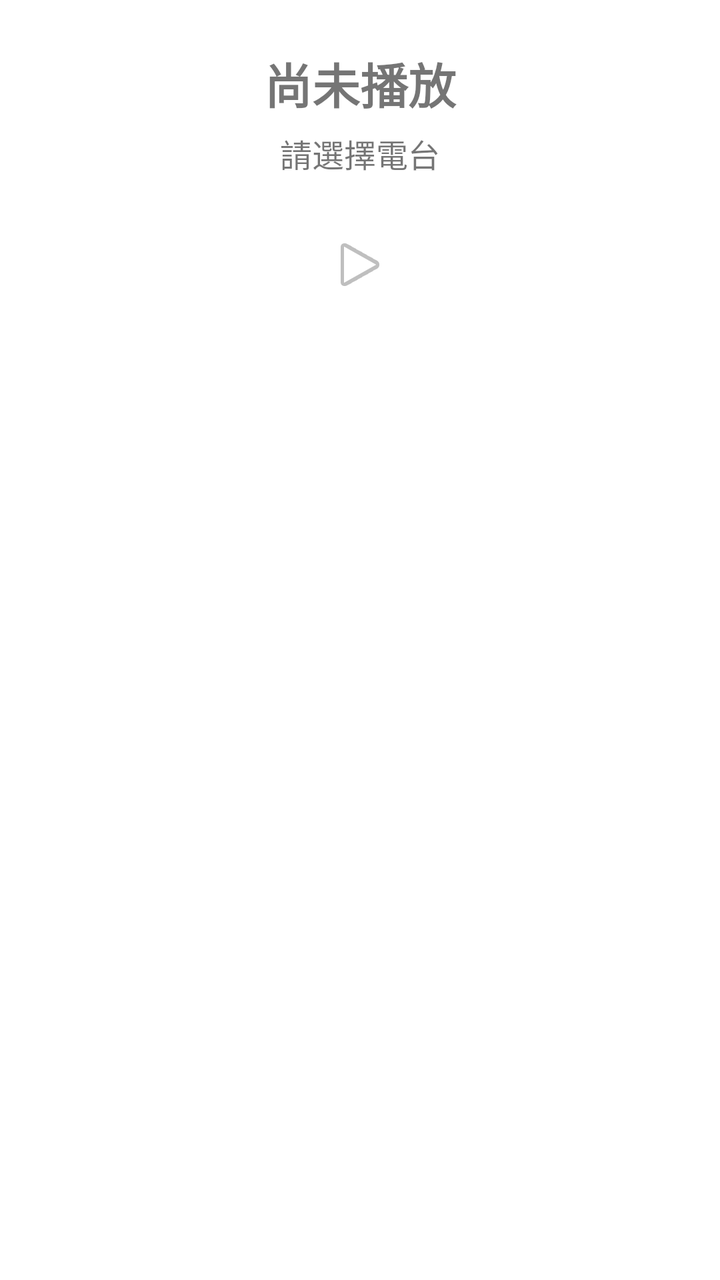
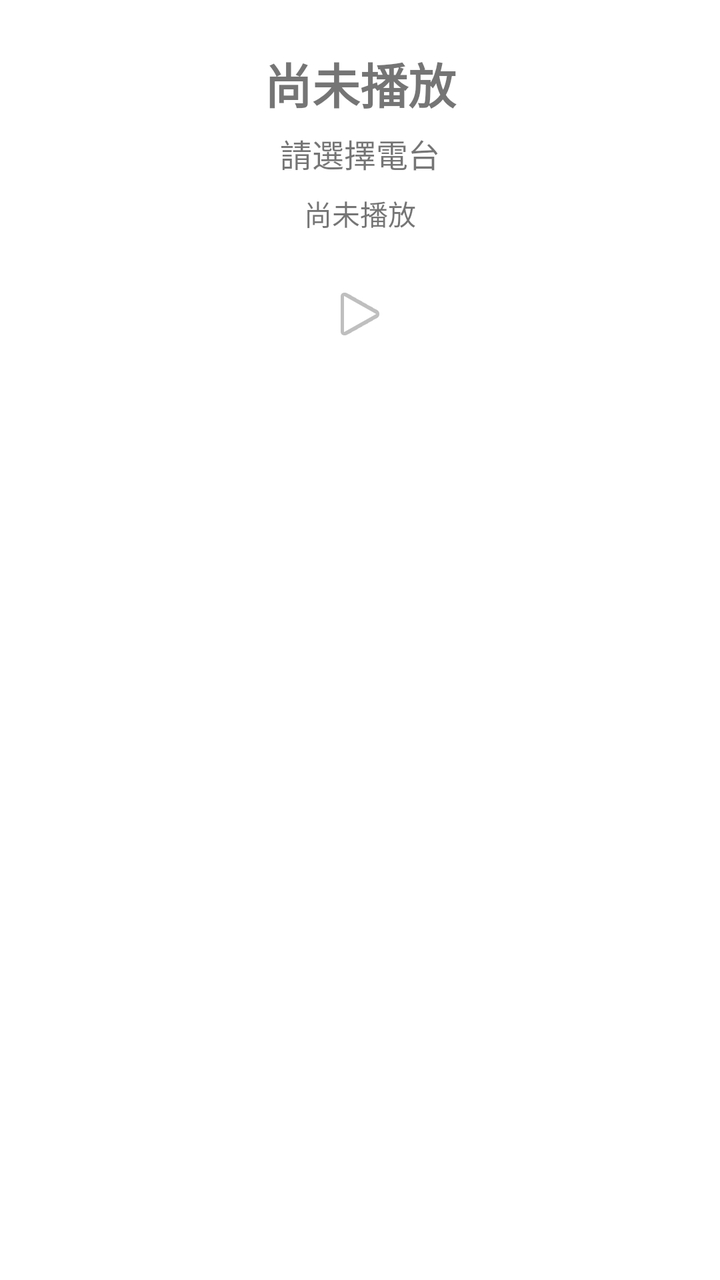

Screens rendered from an Android XML layout before and after an edit, with the pre-edit source and the edit as a unified diff.
<!-- AndroidManifest.xml: application theme Theme.HzPodcast -->
<!-- res/layout/fragment_radio.xml -->
<?xml version="1.0" encoding="utf-8"?>
<androidx.constraintlayout.widget.ConstraintLayout
    xmlns:android="http://schemas.android.com/apk/res/android"
    xmlns:app="http://schemas.android.com/apk/res-auto"
    android:layout_width="match_parent"
    android:layout_height="match_parent"
    android:background="?android:attr/colorBackground">

    

    <TextView
        android:id="@+id/tv_station"
        android:layout_width="0dp"
        android:layout_height="wrap_content"
        android:layout_marginStart="24dp"
        android:layout_marginTop="24dp"
        android:layout_marginEnd="24dp"
        android:gravity="center"
        android:text="尚未播放"
        android:textSize="24sp"
        android:textStyle="bold"
        app:layout_constraintEnd_toEndOf="parent"
        app:layout_constraintStart_toStartOf="parent"
        app:layout_constraintTop_toTopOf="parent" />

    <TextView
        android:id="@+id/tv_frequency"
        android:layout_width="0dp"
        android:layout_height="wrap_content"
        android:layout_marginTop="6dp"
        android:gravity="center"
        android:text="請選擇電台"
        android:textSize="16sp"
        app:layout_constraintEnd_toEndOf="@id/tv_station"
        app:layout_constraintStart_toStartOf="@id/tv_station"
        app:layout_constraintTop_toBottomOf="@id/tv_station" />

    

    <ImageButton
        android:id="@+id/btn_play"
        android:layout_width="64dp"
        android:layout_height="64dp"
        android:layout_marginTop="12dp"
        android:background="?attr/selectableItemBackgroundBorderless"
        android:contentDescription="播放"
        android:src="@android:drawable/ic_media_play"
        app:layout_constraintEnd_toEndOf="parent"
        app:layout_constraintStart_toStartOf="parent"
        app:layout_constraintTop_toBottomOf="@id/tv_frequency" />

    

    <androidx.recyclerview.widget.RecyclerView
        android:id="@+id/recycler_radio"
        android:layout_width="0dp"
        android:layout_height="0dp"
        android:layout_marginTop="12dp"
        android:clipToPadding="false"
        android:paddingBottom="16dp"
        app:layout_constraintBottom_toBottomOf="parent"
        app:layout_constraintEnd_toEndOf="parent"
        app:layout_constraintStart_toStartOf="parent"
        app:layout_constraintTop_toBottomOf="@id/btn_play" />

</androidx.constraintlayout.widget.ConstraintLayout>
<!-- resources referenced by this layout -->
<resources>
  <style name="Theme.HzPodcast" parent="Theme.MaterialComponents.DayNight.NoActionBar">
          
          
          
          <item name="colorPrimaryDark">@color/my_actionbar_color</item>
          
          <item name="colorPrimary">@color/purple_700</item>
          <item name="colorPrimaryVariant">@color/purple_700</item>
          <item name="colorOnPrimary">@color/white</item>
          
          <item name="colorSecondary">@color/teal_200</item>
          <item name="colorSecondaryVariant">@color/teal_700</item>
          <item name="colorOnSecondary">@color/black</item>
          
          <item name="android:statusBarColor">?attr/colorPrimaryVariant</item>
          
          <item name="android:actionMenuTextAppearance">@style/MenuTextStyle</item>
      </style>
  <color name="my_actionbar_color">#FF3F3F0F</color>
  <color name="purple_700">#FFC125</color>
  <color name="white">#FFFFFFFA</color>
  <color name="teal_200">#EEAE00</color>
  <color name="teal_700">#ADAE20</color>
  <color name="black">#FF000000</color>
  <style name="MenuTextStyle">
          <item name="android:textColor">@android:color/holo_red_dark</item>
          <item name="android:textSize">30sp</item>
      </style>
</resources>

<!-- the commit's change to res/layout/fragment_radio.xml (unified diff, before → after) -->
@@ -3,10 +3,7 @@
     xmlns:android="http://schemas.android.com/apk/res/android"
     xmlns:app="http://schemas.android.com/apk/res-auto"
     android:layout_width="match_parent"
-    android:layout_height="match_parent"
-    android:background="?android:attr/colorBackground">
-
-    
+    android:layout_height="match_parent">
 
     <TextView
         android:id="@+id/tv_station"
@@ -35,32 +32,49 @@
         app:layout_constraintStart_toStartOf="@id/tv_station"
         app:layout_constraintTop_toBottomOf="@id/tv_station" />
 
-    
+    <TextView
+        android:id="@+id/tv_status"
+        android:layout_width="wrap_content"
+        android:layout_height="wrap_content"
+        android:layout_marginTop="8dp"
+        android:text="尚未播放"
+        android:textSize="14sp"
+        app:layout_constraintEnd_toEndOf="parent"
+        app:layout_constraintStart_toStartOf="parent"
+        app:layout_constraintTop_toBottomOf="@id/tv_frequency" />
 
     <ImageButton
         android:id="@+id/btn_play"
         android:layout_width="64dp"
         android:layout_height="64dp"
-        android:layout_marginTop="12dp"
+        android:layout_marginTop="8dp"
         android:background="?attr/selectableItemBackgroundBorderless"
         android:contentDescription="播放"
         android:src="@android:drawable/ic_media_play"
         app:layout_constraintEnd_toEndOf="parent"
         app:layout_constraintStart_toStartOf="parent"
-        app:layout_constraintTop_toBottomOf="@id/tv_frequency" />
+        app:layout_constraintTop_toBottomOf="@id/tv_status" />
 
-    
+    <Button
+        android:id="@+id/btn_reconnect"
+        android:layout_width="wrap_content"
+        android:layout_height="wrap_content"
+        android:text="重新連線"
+        android:visibility="gone"
+        app:layout_constraintEnd_toEndOf="parent"
+        app:layout_constraintStart_toStartOf="parent"
+        app:layout_constraintTop_toBottomOf="@id/btn_play" />
 
     <androidx.recyclerview.widget.RecyclerView
         android:id="@+id/recycler_radio"
         android:layout_width="0dp"
         android:layout_height="0dp"
-        android:layout_marginTop="12dp"
+        android:layout_marginTop="8dp"
         android:clipToPadding="false"
         android:paddingBottom="16dp"
         app:layout_constraintBottom_toBottomOf="parent"
         app:layout_constraintEnd_toEndOf="parent"
         app:layout_constraintStart_toStartOf="parent"
-        app:layout_constraintTop_toBottomOf="@id/btn_play" />
+        app:layout_constraintTop_toBottomOf="@id/btn_reconnect" />
 
 </androidx.constraintlayout.widget.ConstraintLayout>
